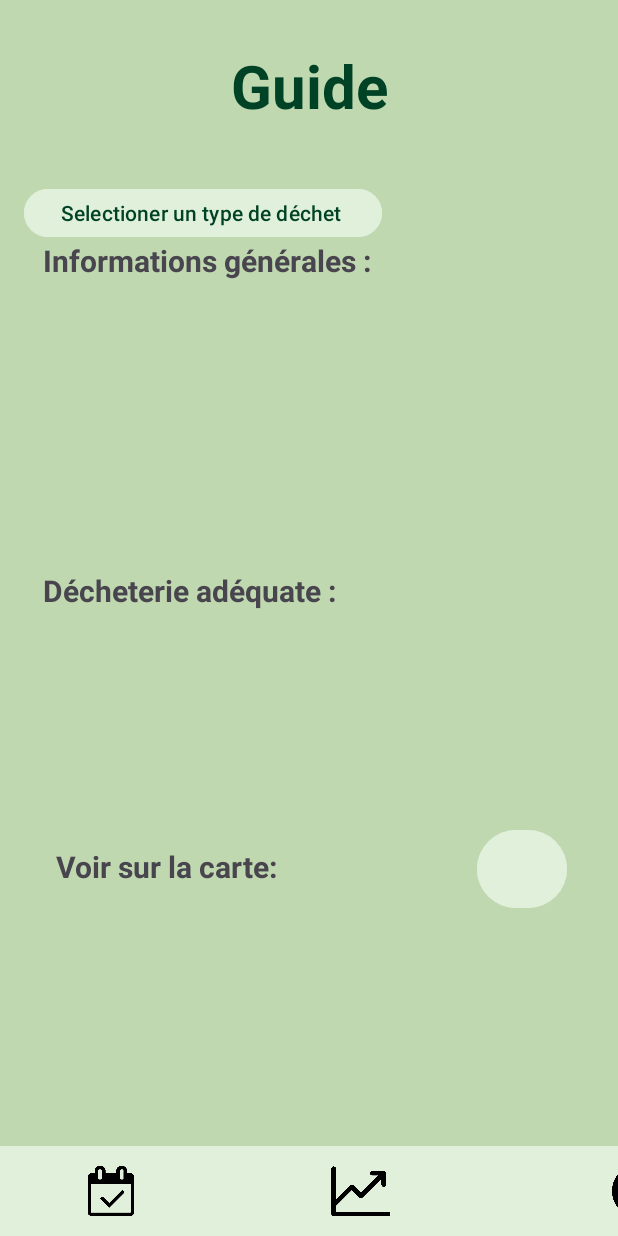
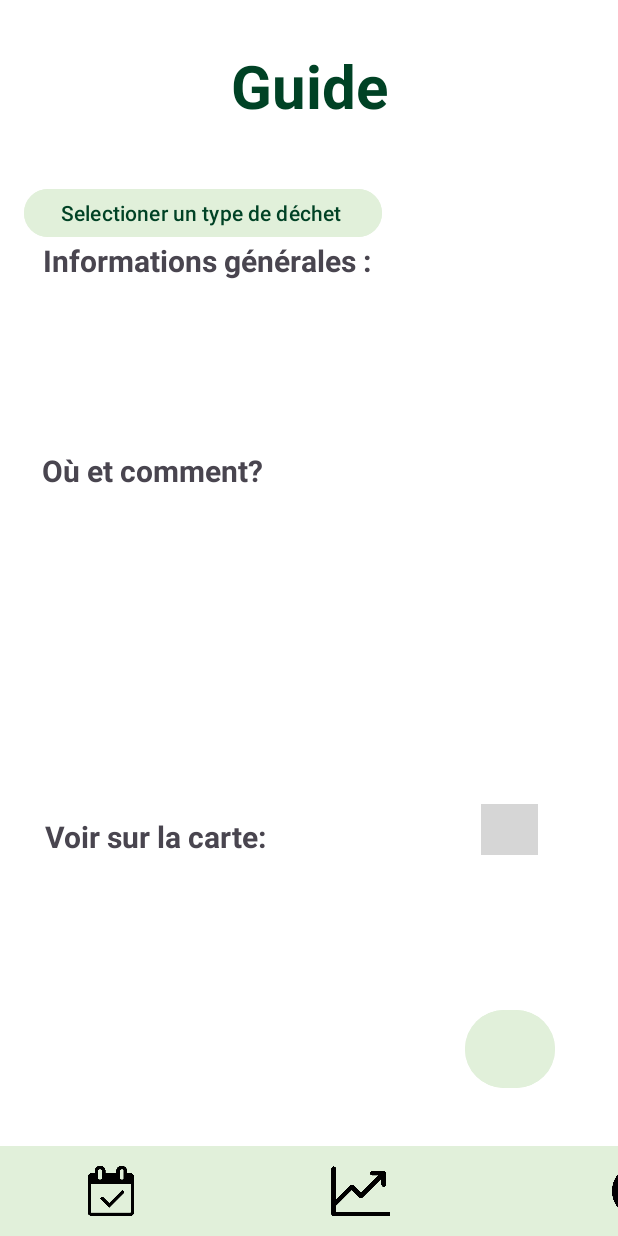
Before and after one commit to deliasTheo/IHM_dechet, an Android app: the GuideActivity screen opened directly, with no data from a screen before it, on a phone screen of 412 x 824 dp. Run offline under Robolectric (Android 15) with nearby library versions, the phone set to English and light mode, and no system bars; grey boxes are pictures that could not be loaded.

Commit message:
Finalisation des informations du guide #10

```diff
--- a/app/src/main/res/layout/activity_guide.xml
+++ b/app/src/main/res/layout/activity_guide.xml
@@ -5,7 +5,7 @@
     xmlns:tools="http://schemas.android.com/tools"
     android:layout_width="match_parent"
     android:layout_height="match_parent"
-    android:background="@color/green"
+    android:background="@color/white"
     tools:context=".GuideActivity">
 
 
@@ -55,7 +55,7 @@
         android:layout_width="match_parent"
         android:layout_height="wrap_content"
         android:layout_marginStart="30dp"
-        android:layout_marginTop="416dp"
+        android:layout_marginTop="336dp"
         android:layout_marginEnd="10dp"
         android:textColor="#004225"
         android:textSize="15dp"
@@ -81,31 +81,16 @@
     <TextView
         android:layout_width="wrap_content"
         android:layout_height="wrap_content"
-        android:layout_marginTop="380dp"
-        android:text="@string/d_cheterie_ad_quate"
+        android:layout_marginTop="300dp"
+        android:text="Où et comment?"
         android:textSize="20dp"
         android:textStyle="bold"
         app:layout_constraintEnd_toEndOf="parent"
-        app:layout_constraintHorizontal_bias="0.132"
+        app:layout_constraintHorizontal_bias="0.107"
         app:layout_constraintStart_toStartOf="parent"
         app:layout_constraintTop_toTopOf="parent">
 
     </TextView>
-
-    <TextView
-        android:layout_width="wrap_content"
-        android:layout_height="wrap_content"
-        android:layout_marginTop="564dp"
-        android:text="Voir sur la carte:"
-        android:textSize="20dp"
-        android:textStyle="bold"
-        app:layout_constraintEnd_toEndOf="parent"
-        app:layout_constraintHorizontal_bias="0.141"
-        app:layout_constraintStart_toStartOf="parent"
-        app:layout_constraintTop_toTopOf="parent">
-
-    </TextView>
-
 
     <Button
         android:id="@+id/map_button"
@@ -114,10 +99,36 @@
         android:backgroundTint="#E1F0DA"
         app:layout_constraintBottom_toBottomOf="parent"
         app:layout_constraintEnd_toEndOf="parent"
-        app:layout_constraintHorizontal_bias="0.903"
+        app:layout_constraintHorizontal_bias="0.88"
         app:layout_constraintStart_toStartOf="parent"
         app:layout_constraintTop_toTopOf="parent"
-        app:layout_constraintVertical_bias="0.719" />
+        app:layout_constraintVertical_bias="0.876" />
+
+    <TextView
+        android:layout_width="wrap_content"
+        android:layout_height="wrap_content"
+        android:layout_marginTop="544dp"
+        android:text="Voir sur la carte:"
+        android:textSize="20dp"
+        android:textStyle="bold"
+        app:layout_constraintEnd_toEndOf="parent"
+        app:layout_constraintHorizontal_bias="0.114"
+        app:layout_constraintStart_toStartOf="parent"
+        app:layout_constraintTop_toTopOf="parent">
+
+    </TextView>
+
+    <ImageView
+        android:layout_width="38dp"
+        android:layout_height="34dp"
+        android:layout_marginTop="536dp"
+        android:src="@drawable/logo_map"
+        app:layout_constraintEnd_toEndOf="parent"
+        app:layout_constraintHorizontal_bias="0.857"
+        app:layout_constraintStart_toStartOf="parent"
+        app:layout_constraintTop_toTopOf="parent">
+
+    </ImageView>
 
     <FrameLayout android:id="@+id/fragment_menu"
         android:layout_width="wrap_content"
```
Also changed, not shown: app/src/main/java/edu/polytech/ihmtd2dechet/GuideActivity.java (+27 -14 lines).
